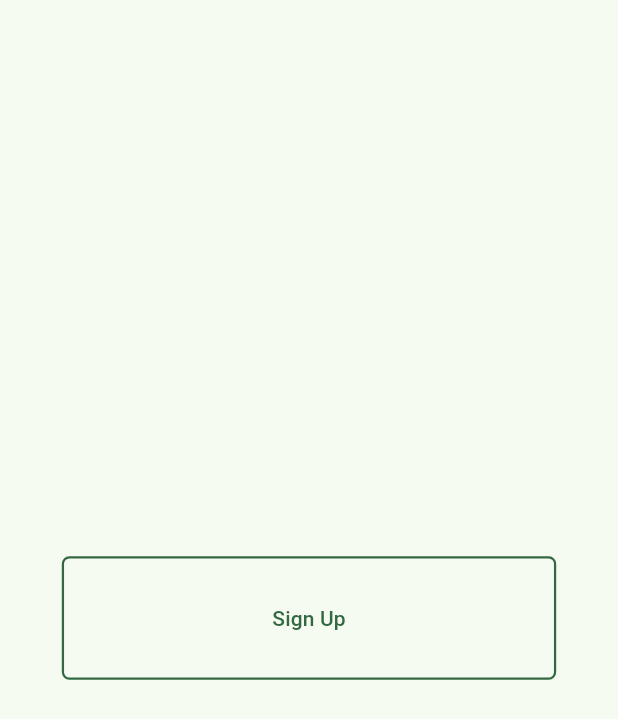
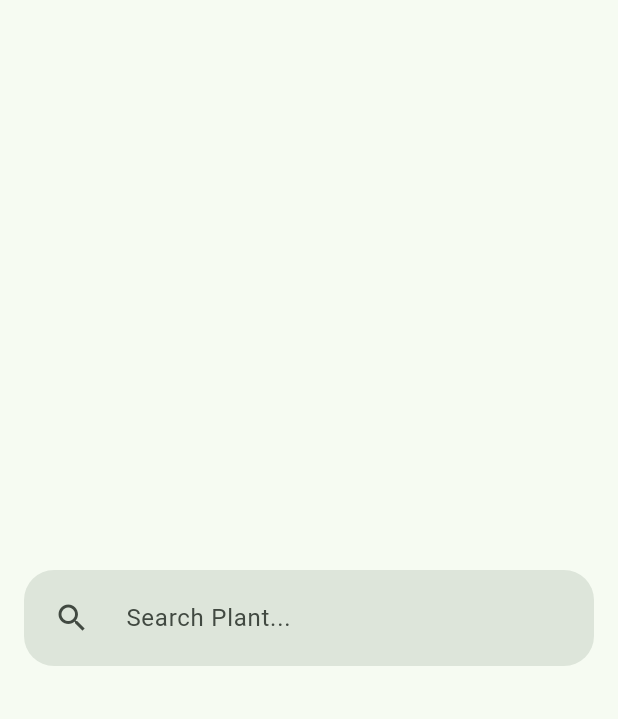
Before and after one commit to Linaeus14/PA_Mobile, a Flutter app: the screen it shows after launch, on a phone screen of 412 x 824 dp. Shown: the top 719 px of the screen. Run offline on Flutter 3.47's test engine with Material 2 defaults, Android fonts, the phone set to English and light mode, and no system bars.

Commit message:
add: searchField widget

```diff
--- a/lib/main.dart
+++ b/lib/main.dart
@@ -22,11 +22,7 @@ class MyApp extends StatelessWidget {
       home: Scaffold(
         body: Container(
           alignment: Alignment.center,
-          child: ButtonSecondary(
-              text: "Sign Up",
-              mediaQueryWidth: width,
-              mediaQueryHeight: height,
-              onPressed: () {}),
+          child: const SearchField(),
         ),
       ),
     );
--- a/lib/ui/widget/button_secondary.dart
+++ b/lib/ui/widget/button_secondary.dart
@@ -19,7 +19,9 @@ class ButtonSecondary extends StatelessWidget {
   @override
   Widget build(BuildContext context) {
     ColorScheme scheme = Theme.of(context).colorScheme;
-    return OutlinedButton(
+    return Padding(
+      padding: const EdgeInsets.all(8.0),
+      child: OutlinedButton(
           style: OutlinedButton.styleFrom(
             elevation: 2,
             shape:
@@ -30,6 +32,7 @@ class ButtonSecondary extends StatelessWidget {
           onPressed: _onPressed,
           child: Text(
             _text,
-        ));
+          )),
+    );
   }
 }
--- /dev/null
+++ b/lib/ui/widget/search_field.dart
@@ -0,0 +1,70 @@
+part of './widget.dart';
+
+class SearchField extends StatefulWidget {
+  const SearchField({super.key});
+
+  @override
+  State<SearchField> createState() => _SearchFieldState();
+}
+
+class _SearchFieldState extends State<SearchField> {
+  final TextEditingController _searchController = TextEditingController();
+  @override
+  void dispose() {
+    _searchController.dispose();
+    super.dispose();
+  }
+
+  @override
+  Widget build(BuildContext context) {
+    ColorScheme scheme = Theme.of(context).colorScheme;
+    return Padding(
+      padding: const EdgeInsets.all(8.0),
+      child: Padding(
+        // Add padding around the search bar
+        padding: const EdgeInsets.symmetric(horizontal: 8.0),
+        // Use a Material design search bar
+        child: TextField(
+          controller: _searchController,
+          decoration: InputDecoration(
+              filled: true,
+              fillColor: scheme.surfaceVariant,
+              hintText: 'Search Plant...',
+              // Add a clear button to the search bar
+              suffixIcon: _searchController.value.text.isEmpty
+                  ? null
+                  : Padding(
+                      padding: const EdgeInsets.all(8.0),
+                      child: IconButton(
+                        icon: const Icon(Icons.clear),
+                        onPressed: () =>
+                            setState(() => _searchController.clear()),
+                      ),
+                    ),
+              // Add a search icon or button to the search bar
+              prefixIcon: Padding(
+                padding: const EdgeInsets.all(8.0),
+                child: IconButton(
+                  icon: const Icon(Icons.search),
+                  onPressed: () {
+                    // Perform the search here
+                  },
+                ),
+              ),
+              border: OutlineInputBorder(
+                borderRadius: BorderRadius.circular(20.0),
+                borderSide: const BorderSide(
+                  width: 0,
+                  style: BorderStyle.none,
+                ),
+              ),
+              focusedBorder: OutlineInputBorder(
+                  borderRadius: BorderRadius.circular(20.0),
+                  borderSide: BorderSide(
+                      color: scheme.primary, style: BorderStyle.solid))),
+          onChanged: (text) => setState(() => _searchController),
+        ),
+      ),
+    );
+  }
+}
--- a/lib/ui/widget/widget.dart
+++ b/lib/ui/widget/widget.dart
@@ -2,3 +2,5 @@ import 'package:flutter/material.dart';
 
 part './button_primary.dart';
 part './button_secondary.dart';
+part './search_field.dart';
+part 'list_tile.dart';
```
Also changed, not shown: lib/ui/widget/button_primary.dart (+5 -2 lines), lib/ui/widget/list_tile.dart (added, +15 -0 lines). Lines whose indentation alone changed are shown as unchanged.
